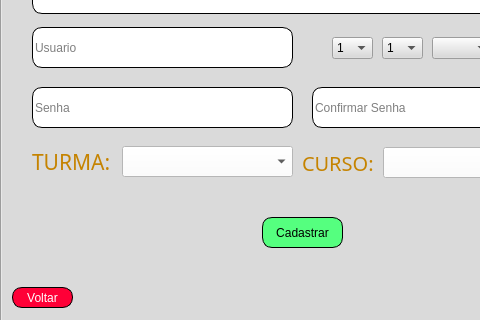
vitoradsp/academicsys, file cadastro-aluno-professores.ui: the form before one commit; both pictures show x 0 to 480 and y 219 to 539 of the 635 by 539 pixel window.
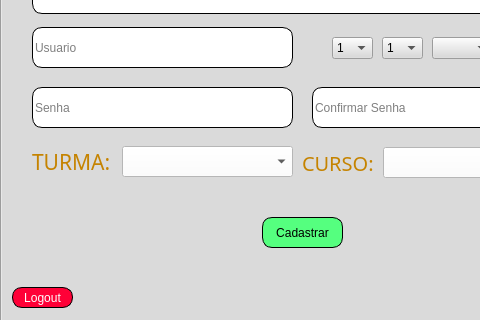
The form after the commit. Icons and pictures are not drawn.

What changed in the file:
```diff
--- a/cadastro-aluno-professores.ui
+++ b/cadastro-aluno-professores.ui
@@ -383,7 +383,7 @@
 </string>
       </property>
       <property name="text">
-       <string>Voltar</string>
+       <string>Logout</string>
       </property>
      </widget>
      <widget class="QComboBox" name="dia">
```
Left out of the diff: 4 changed lines with no effect on the pictures.
